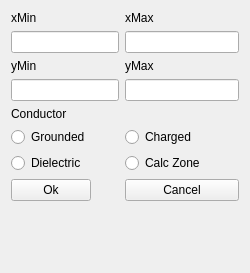
Old version of the form rectdetails.ui in the repository aleksejkvasnikov/delaunator.
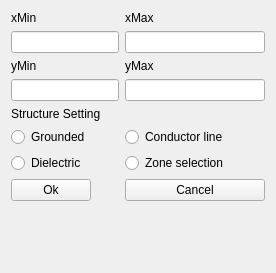
New version of the form.

What changed in the file:
```diff
--- a/rectdetails.ui
+++ b/rectdetails.ui
@@ -6,7 +6,7 @@
    <rect>
     <x>0</x>
     <y>0</y>
-    <width>250</width>
+    <width>276</width>
     <height>273</height>
    </rect>
   </property>
@@ -30,7 +30,7 @@
    <item row="10" column="1">
     <widget class="QRadioButton" name="chargedButt">
      <property name="text">
-      <string>Charged</string>
+      <string>Conductor line </string>
      </property>
     </widget>
    </item>
@@ -85,7 +85,7 @@
    <item row="9" column="0">
     <widget class="QLabel" name="label_5">
      <property name="text">
-      <string>Conductor</string>
+      <string>Structure Setting</string>
      </property>
     </widget>
    </item>
@@ -99,7 +99,7 @@
    <item row="11" column="1">
     <widget class="QRadioButton" name="calcButton">
      <property name="text">
-      <string>Calc Zone</string>
+      <string>Zone selection</string>
      </property>
     </widget>
    </item>
```
